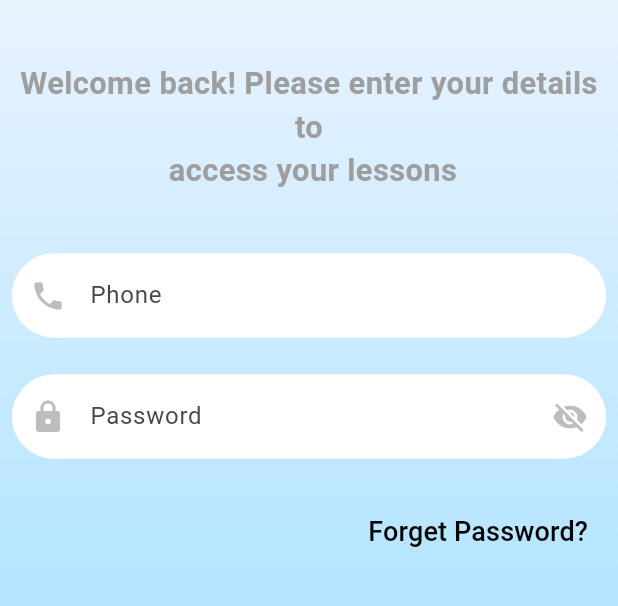
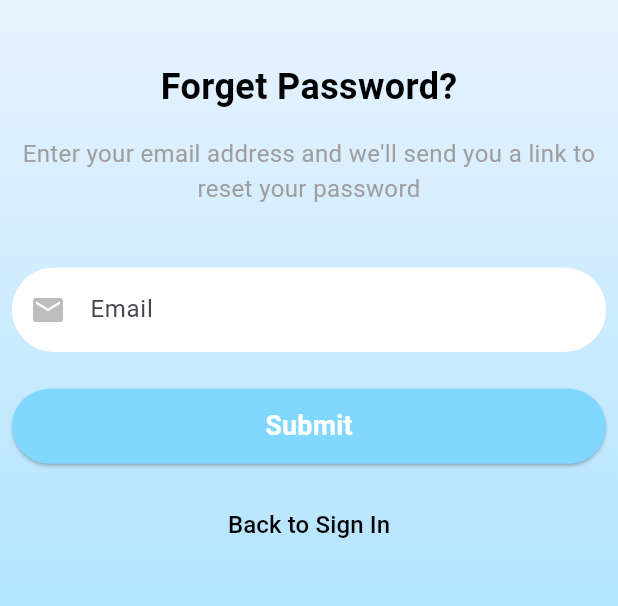
Before and after one commit to kareemToson/center, a Flutter app: the screen it shows after launch, after a tap on "Forget Password?", on a phone screen of 412 x 824 dp, the part 62-668 px from its top. Run offline on Flutter 3.47's test engine with Material 3 defaults, Android fonts, the phone set to English and light mode, and no system bars; our stand-ins replace flutter_localization.

Commit message:
feat(auth): add forget password feature with localization and routing

```diff
--- a/lib/core/localization/app_locale.dart
+++ b/lib/core/localization/app_locale.dart
@@ -21,7 +21,13 @@ class AppLocale {
   // Input field related strings
   static const String phone = 'phone';
   static const String password = 'password';
+  static const String email = 'email';
   static const String forgetPassword = 'forget_password';
+  static const String forgetPasswordSubtitle = 'forget_password_subtitle';
+
+  // Button and action related strings
+  static const String submit = 'submit';
+  static const String backToSignIn = 'back_to_sign_in';
 
   static Future<Map<String, dynamic>> loadLocale(String localeCode) async {
     String jsonString = await rootBundle.loadString(
--- a/lib/core/localization/ar.json
+++ b/lib/core/localization/ar.json
@@ -11,5 +11,9 @@
   "welcome_back_details": "مرحباً بعودتك! يرجى إدخال تفاصيلك للوصول إلى دروسك",
   "phone": "الهاتف",
   "password": "كلمة المرور",
-  "forget_password": "هل نسيت كلمة المرور؟"
+  "forget_password": "هل نسيت كلمة المرور؟",
+  "email": "البريد الإلكتروني",
+  "submit": "إرسال",
+  "back_to_sign_in": "العودة لتسجيل الدخول",
+  "forget_password_subtitle": "أدخل عنوان بريدك الإلكتروني وسنرسل لك رابطًا لإعادة تعيين كلمة المرور الخاصة بك"
 }
--- a/lib/core/localization/en.json
+++ b/lib/core/localization/en.json
@@ -11,5 +11,9 @@
   "welcome_back_details": "Welcome back! Please enter your details to \n access your lessons",
   "phone": "Phone",
   "password": "Password",
-  "forget_password": "Forget Password?"
+  "forget_password": "Forget Password?",
+  "email": "Email",
+  "submit": "Submit",
+  "back_to_sign_in": "Back to Sign In",
+  "forget_password_subtitle": "Enter your email address and we'll send you a link to reset your password"
 }
--- a/lib/core/routing/router.dart
+++ b/lib/core/routing/router.dart
@@ -1,3 +1,4 @@
+import 'package:center/features/auth/forget_password/forget_password_screen.dart';
 import 'package:center/features/auth/sign-in/sign_in_screen.dart';
 import 'package:center/features/home/home_screen.dart';
 import 'package:center/features/splash/splash_screen.dart';
@@ -17,6 +18,8 @@ class AppRouter {
         return MaterialPageRoute(builder: (_) => const SettingsScreen());
       case Routes.signIn:
         return MaterialPageRoute(builder: (_) => const SignInScreen());
+      case Routes.forgetPassword:
+        return MaterialPageRoute(builder: (_) => const ForgetPasswordScreen());
 
       default:
         return MaterialPageRoute(
--- a/lib/core/routing/routes.dart
+++ b/lib/core/routing/routes.dart
@@ -6,4 +6,6 @@ class Routes {
   static const String settings = '/settings';
   //SignInScreen
   static const String signIn = '/sign-in';
+  //ForgetPasswordScreen
+  static const String forgetPassword = '/forget-password';
 }
--- /dev/null
+++ b/lib/features/auth/forget_password/forget_password_screen.dart
@@ -0,0 +1,128 @@
+import 'package:center/core/extensions/responsive.dart';
+import 'package:center/core/localization/app_locale.dart';
+import 'package:center/core/styles/colors_manager.dart';
+import 'package:center/core/widgets/header_widget.dart';
+import 'package:center/features/auth/widgets/input_field.dart';
+import 'package:flutter/material.dart';
+import 'package:flutter_localization/flutter_localization.dart';
+
+class ForgetPasswordScreen extends StatefulWidget {
+  const ForgetPasswordScreen({super.key});
+
+  @override
+  State<ForgetPasswordScreen> createState() => _ForgetPasswordScreenState();
+}
+
+class _ForgetPasswordScreenState extends State<ForgetPasswordScreen> {
+  late TextEditingController emailController;
+
+  @override
+  void initState() {
+    super.initState();
+    emailController = TextEditingController();
+  }
+
+  @override
+  void dispose() {
+    emailController.dispose();
+    super.dispose();
+  }
+
+  @override
+  Widget build(BuildContext context) {
+    return Scaffold(
+      backgroundColor: Colors.transparent,
+      body: Container(
+        height: double.infinity,
+        decoration: const BoxDecoration(
+          gradient: LinearGradient(
+            begin: Alignment.topCenter,
+            end: Alignment.bottomCenter,
+            colors: [Color(0xFFEEF4FF), ColorsManager.primaryColor],
+          ),
+        ),
+        child: SafeArea(
+          child: SingleChildScrollView(
+            child: Padding(
+              padding: const EdgeInsets.all(8.0),
+              child: Column(
+                children: [
+                  // header
+                  Header(),
+                  SizedBox(height: context.heightPercent(5)),
+                  // Title
+                  Text(
+                    AppLocale.forgetPassword.getString(context),
+                    style: const TextStyle(
+                      fontSize: 24,
+                      fontWeight: FontWeight.bold,
+                      color: Colors.black,
+                    ),
+                  ),
+                  SizedBox(height: context.heightPercent(2)),
+                  // Subtitle
+                  Text(
+                    AppLocale.forgetPasswordSubtitle.getString(context),
+                    textAlign: TextAlign.center,
+                    style: const TextStyle(fontSize: 16, color: Colors.grey),
+                  ),
+                  SizedBox(height: context.heightPercent(5)),
+                  // Email input field
+                  AppInputField(
+                    hint: AppLocale.email.getString(context),
+                    prefixIcon: Icons.email,
+                    controller: emailController,
+                    keyboardType: TextInputType.emailAddress,
+                  ),
+                  SizedBox(height: context.heightPercent(3)),
+                  // Submit button
+                  SizedBox(
+                    width: double.infinity,
+                    height: 50,
+                    child: ElevatedButton(
+                      onPressed: () {
+                        // Handle forget password submission
+                        _submitForgetPassword();
+                      },
+                      style: ElevatedButton.styleFrom(
+                        backgroundColor: ColorsManager.primaryColor,
+                        shape: RoundedRectangleBorder(
+                          borderRadius: BorderRadius.circular(30),
+                        ),
+                      ),
+                      child: Text(
+                        AppLocale.submit.getString(context),
+                        style: const TextStyle(
+                          color: Colors.white,
+                          fontSize: 18,
+                          fontWeight: FontWeight.w600,
+                        ),
+                      ),
+                    ),
+                  ),
+                  SizedBox(height: context.heightPercent(2)),
+                  // Back to sign in
+                  TextButton(
+                    onPressed: () {
+                      Navigator.pop(context);
+                    },
+                    child: Text(
+                      AppLocale.backToSignIn.getString(context),
+                      style: const TextStyle(color: Colors.black, fontSize: 16),
+                    ),
+                  ),
+                ],
+              ),
+            ),
+          ),
+        ),
+      ),
+    );
+  }
+
+  void _submitForgetPassword() {
+    // TODO: Implement forget password logic
+    // This would typically involve sending a password reset email
+    print('Forget password request for: ${emailController.text}');
+  }
+}
--- a/lib/features/auth/sign-in/sign_in_screen.dart
+++ b/lib/features/auth/sign-in/sign_in_screen.dart
@@ -1,7 +1,9 @@
 import 'package:center/core/extensions/responsive.dart';
 import 'package:center/core/localization/app_locale.dart';
+import 'package:center/core/routing/routes.dart';
 import 'package:center/core/styles/colors_manager.dart';
 import 'package:center/core/widgets/header_widget.dart';
+import 'package:center/features/auth/forget_password/forget_password_screen.dart';
 import 'package:center/features/auth/widgets/input_field.dart';
 
 import 'package:flutter/material.dart';
@@ -76,7 +78,9 @@ class _SignInScreenState extends State<SignInScreen> {
                   Align(
                     alignment: Alignment.centerRight,
                     child: TextButton(
-                      onPressed: () {},
+                      onPressed: () {
+                        Navigator.pushNamed(context, Routes.forgetPassword);
+                      },
                       child: Text(
                         AppLocale.forgetPassword.getString(context),
                         style: const TextStyle(
```
